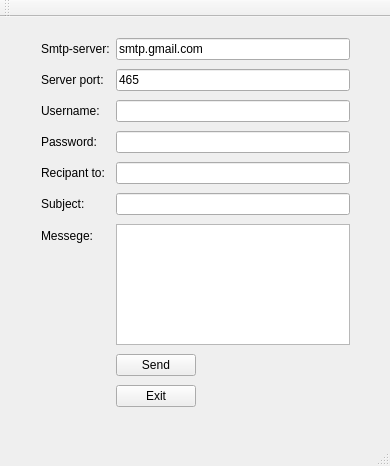
The window that SMTP Qt/SMTPQt.ui (AnatolySolovyev12/SMTP-Qt) describes before a commit, drawn with Qt 5.
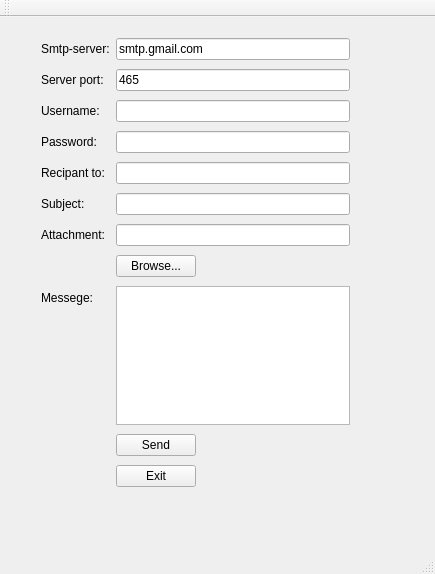
The same window after the commit.

Diff of the .ui file:
```diff
--- a/SMTP Qt/SMTPQt.ui
+++ b/SMTP Qt/SMTPQt.ui
@@ -6,8 +6,8 @@
    <rect>
     <x>0</x>
     <y>0</y>
-    <width>390</width>
-    <height>466</height>
+    <width>435</width>
+    <height>574</height>
    </rect>
   </property>
   <property name="windowTitle">
@@ -23,7 +23,7 @@
       <x>30</x>
       <y>10</y>
       <width>331</width>
-      <height>391</height>
+      <height>471</height>
      </rect>
     </property>
     <layout class="QFormLayout" name="formLayout">
@@ -78,7 +78,7 @@
        </property>
       </widget>
      </item>
-     <item row="6" column="0">
+     <item row="8" column="0">
       <widget class="QLabel" name="label_7">
        <property name="text">
         <string>Messege:</string>
@@ -147,30 +147,60 @@
        </property>
       </widget>
      </item>
-     <item row="5" column="1">
-      <widget class="QLineEdit" name="subject">
-       <property name="text">
-        <string/>
-       </property>
-      </widget>
-     </item>
-     <item row="6" column="1">
-      <widget class="QPlainTextEdit" name="msg"/>
-     </item>
-     <item row="8" column="1">
+     <item row="10" column="1">
       <widget class="QPushButton" name="exitBtn_4">
        <property name="text">
         <string>Exit</string>
        </property>
       </widget>
      </item>
-     <item row="7" column="1">
+     <item row="9" column="1">
       <widget class="QPushButton" name="sendBtn_4">
        <property name="text">
         <string>Send</string>
        </property>
       </widget>
      </item>
+     <item row="8" column="1">
+      <widget class="QPlainTextEdit" name="msg"/>
+     </item>
+     <item row="5" column="1">
+      <widget class="QLineEdit" name="subject">
+       <property name="text">
+        <string/>
+       </property>
+      </widget>
+     </item>
+     <item row="6" column="1">
+      <widget class="QLineEdit" name="attachment">
+       <property name="cursor">
+        <cursorShape>IBeamCursor</cursorShape>
+       </property>
+       <property name="mouseTracking">
+        <bool>false</bool>
+       </property>
+       <property name="text">
+        <string/>
+       </property>
+       <property name="dragEnabled">
+        <bool>false</bool>
+       </property>
+      </widget>
+     </item>
+     <item row="6" column="0">
+      <widget class="QLabel" name="label_8">
+       <property name="text">
+        <string>Attachment:</string>
+       </property>
+      </widget>
+     </item>
+     <item row="7" column="1">
+      <widget class="QPushButton" name="browseBtn_5">
+       <property name="text">
+        <string>Browse...</string>
+       </property>
+      </widget>
+     </item>
     </layout>
    </widget>
   </widget>
```
Left out of the diff: 2 changed lines with no effect on the pictures.
